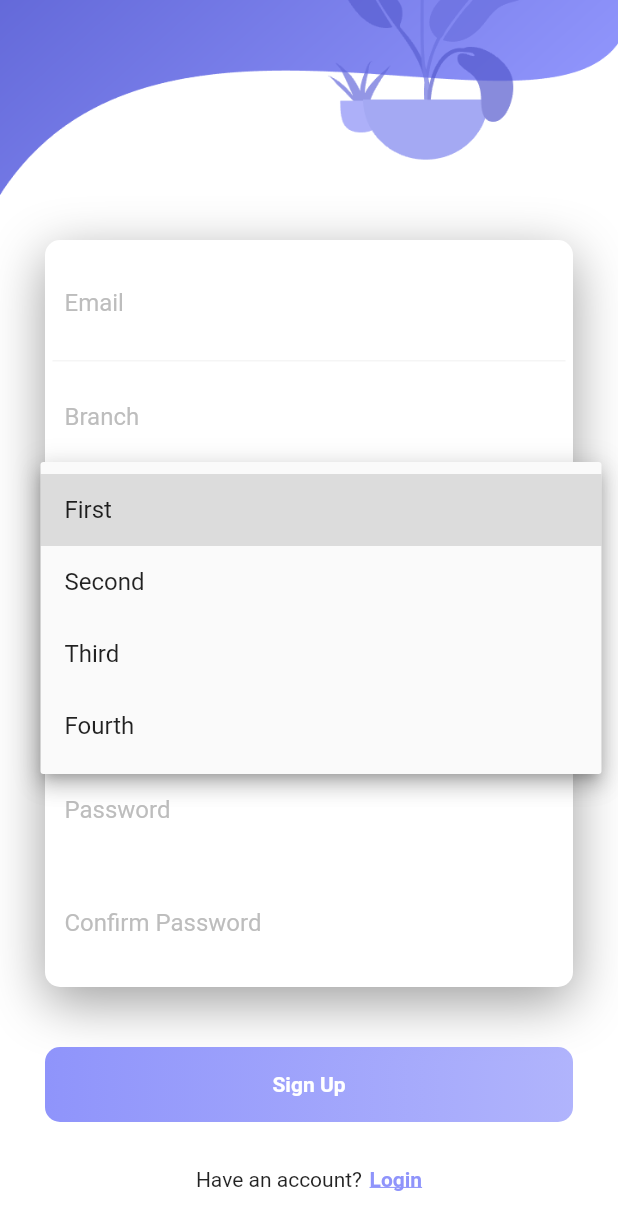
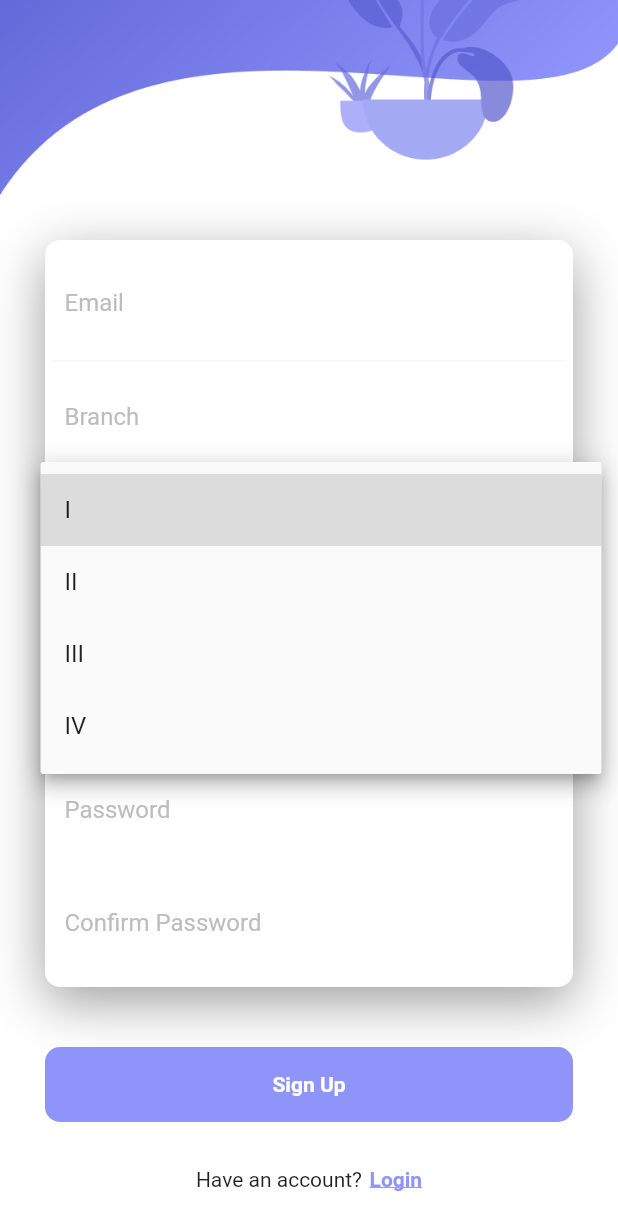
Before and after one commit to pdpratyush16/study_material_app-1, a Flutter app: the SignUpPage screen opened by its route, scrolled down 270 dp, after a tap on "Year", on a phone screen of 412 x 824 dp. Shown: the top 1230 px of the screen. Run offline on Flutter 3.47's test engine with Material 2 defaults, Android fonts, the phone set to English and light mode, and no system bars; our stand-ins replace simple_animations.

Commit message:
Resolved some errors

```diff
--- a/lib/database/signupPageDatabase.dart
+++ b/lib/database/signupPageDatabase.dart
@@ -0,0 +1,55 @@
+import 'package:flutter/material.dart';
+
+List<DropdownMenuItem<String>> semDropdownList = [
+  DropdownMenuItem<String>(
+    child: Text('I'),
+    value: 'one',
+  ),
+  DropdownMenuItem<String>(
+    child: Text('II'),
+    value: 'two',
+  ),
+  DropdownMenuItem<String>(
+    child: Text('III'),
+    value: 'three',
+  ),
+  DropdownMenuItem<String>(
+    child: Text('IV'),
+    value: 'four',
+  ),
+  DropdownMenuItem<String>(
+    child: Text('V'),
+    value: 'five',
+  ),
+  DropdownMenuItem<String>(
+    child: Text('VI'),
+    value: 'six',
+  ),
+  DropdownMenuItem<String>(
+    child: Text('VII'),
+    value: 'seven',
+  ),
+  DropdownMenuItem<String>(
+    child: Text('VIII'),
+    value: 'eight',
+  ),
+];
+
+List<DropdownMenuItem<String>> yearDropdownList = [
+  DropdownMenuItem<String>(
+    child: Text('I'),
+    value: 'one',
+  ),
+  DropdownMenuItem<String>(
+    child: Text('II'),
+    value: 'two',
+  ),
+  DropdownMenuItem<String>(
+    child: Text('III'),
+    value: 'three',
+  ),
+  DropdownMenuItem<String>(
+    child: Text('IV'),
+    value: 'four',
+  ),
+];
--- a/lib/main.dart
+++ b/lib/main.dart
@@ -2,9 +2,11 @@ import 'package:flutter/material.dart';
 import 'package:study_material_app/screen/loginPage.dart';
 import 'package:study_material_app/screen/signUp.dart';
 
-void main() => runApp(
-      MyApp(),
-    );
+void main() {
+  //WidgetsFlutterBinding.ensureInitialized();
+  //await Firebase.initializeApp();
+  return runApp(MyApp());
+}
 
 class MyApp extends StatelessWidget {
   @override
--- a/lib/screen/loginPage.dart
+++ b/lib/screen/loginPage.dart
@@ -1,11 +1,13 @@
 import 'package:flutter/material.dart';
 import 'package:study_material_app/Animation/FadeAnimation.dart';
 import 'package:study_material_app/screen/signUp.dart';
+
 
 class LoginPage extends StatefulWidget {
   @override
   _LoginPageState createState() => _LoginPageState();
 }
+
 
 class _LoginPageState extends State<LoginPage> {
   @override
@@ -169,12 +171,7 @@ class _LoginPageState extends State<LoginPage> {
                         height: 50,
                         decoration: BoxDecoration(
                           borderRadius: BorderRadius.circular(10),
-                          gradient: LinearGradient(
-                            colors: [
-                              Color.fromRGBO(143, 148, 251, 1),
-                              Color.fromRGBO(143, 148, 251, .7),
-                            ],
-                          ),
+                          color: Color(0xff8f94fb),
                         ),
                         child: Center(
                           child: GestureDetector(
--- a/lib/screen/signUp.dart
+++ b/lib/screen/signUp.dart
@@ -1,14 +1,18 @@
 import 'package:flutter/material.dart';
 import 'package:study_material_app/Animation/FadeAnimation.dart';
+import 'package:study_material_app/database/signupPageDatabase.dart';
 
-class SignUpPage extends StatefulWidget {
+class SignUpPage extends StatefulWidget{
   @override
   _SignUpPageState createState() => _SignUpPageState();
 }
 
+
 class _SignUpPageState extends State<SignUpPage> {
+
   String _yearValue;
   String _semValue;
+
   @override
   Widget build(BuildContext context) {
     return Scaffold(
@@ -150,24 +154,7 @@ class _SignUpPageState extends State<SignUpPage> {
                               child: DropdownButton<String>(
                                 isExpanded: true,
                                 focusColor: Color.fromRGBO(143, 148, 251, 1),
-                                items: [
-                                  DropdownMenuItem<String>(
-                                    child: Text('First'),
-                                    value: 'one',
-                                  ),
-                                  DropdownMenuItem<String>(
-                                    child: Text('Second'),
-                                    value: 'two',
-                                  ),
-                                  DropdownMenuItem<String>(
-                                    child: Text('Third'),
-                                    value: 'three',
-                                  ),
-                                  DropdownMenuItem<String>(
-                                    child: Text('Fourth'),
-                                    value: 'four',
-                                  ),
-                                ],
+                                items: yearDropdownList,
                                 onChanged: (String value) {
                                   setState(() {
                                     _yearValue = value;
@@ -198,40 +185,7 @@ class _SignUpPageState extends State<SignUpPage> {
                               padding: EdgeInsets.all(8.0),
                               child: DropdownButton<String>(
                                 isExpanded: true,
-                                items: [
-                                  DropdownMenuItem<String>(
-                                    child: Text('I'),
-                                    value: 'one',
-                                  ),
-                                  DropdownMenuItem<String>(
-                                    child: Text('II'),
-                                    value: 'two',
-                                  ),
-                                  DropdownMenuItem<String>(
-                                    child: Text('III'),
-                                    value: 'three',
-                                  ),
-                                  DropdownMenuItem<String>(
-                                    child: Text('IV'),
-                                    value: 'four',
-                                  ),
-                                  DropdownMenuItem<String>(
-                                    child: Text('V'),
-                                    value: 'five',
-                                  ),
-                                  DropdownMenuItem<String>(
-                                    child: Text('VI'),
-                                    value: 'six',
-                                  ),
-                                  DropdownMenuItem<String>(
-                                    child: Text('VII'),
-                                    value: 'seven',
-                                  ),
-                                  DropdownMenuItem<String>(
-                                    child: Text('VIII'),
-                                    value: 'eight',
-                                  ),
-                                ],
+                                items: semDropdownList,
                                 onChanged: (String value) {
                                   setState(() {
                                     _semValue = value;
@@ -283,12 +237,7 @@ class _SignUpPageState extends State<SignUpPage> {
                         height: 50,
                         decoration: BoxDecoration(
                           borderRadius: BorderRadius.circular(10),
-                          gradient: LinearGradient(
-                            colors: [
-                              Color.fromRGBO(143, 148, 251, 1),
-                              Color.fromRGBO(143, 148, 251, .7),
-                            ],
-                          ),
+                          color: Color(0xff8f94fb),
                         ),
                         child: Center(
                           child: GestureDetector(
--- a/pubspec.yaml
+++ b/pubspec.yaml
@@ -24,11 +24,14 @@ dependencies:
   flutter:
     sdk: flutter
   simple_animations: ^1.3.3
+  firebase_core: ^0.7.0
+  firebase_auth: ^0.20.0+1
+  cloud_firestore: ^0.16.0
 
 
   # The following adds the Cupertino Icons font to your application.
   # Use with the CupertinoIcons class for iOS style icons.
-  cupertino_icons: ^1.0.1
+  cupertino_icons: ^1.0.0
 
 dev_dependencies:
   flutter_test:
```
Also changed, not shown: pubspec.lock, 2 other files.
